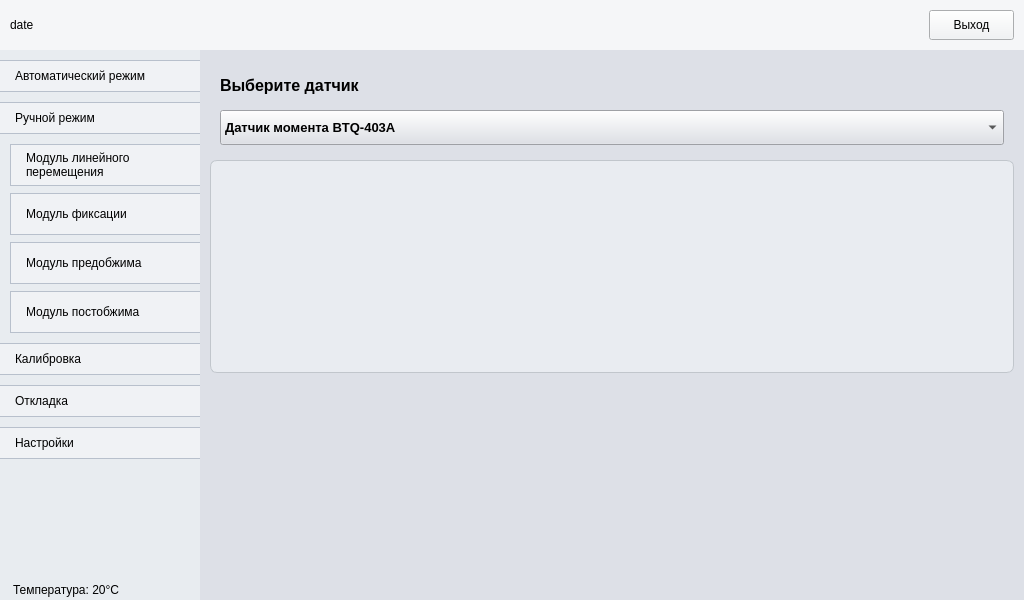
petlitsky/rozovproject, file main.ui: the form before one commit.
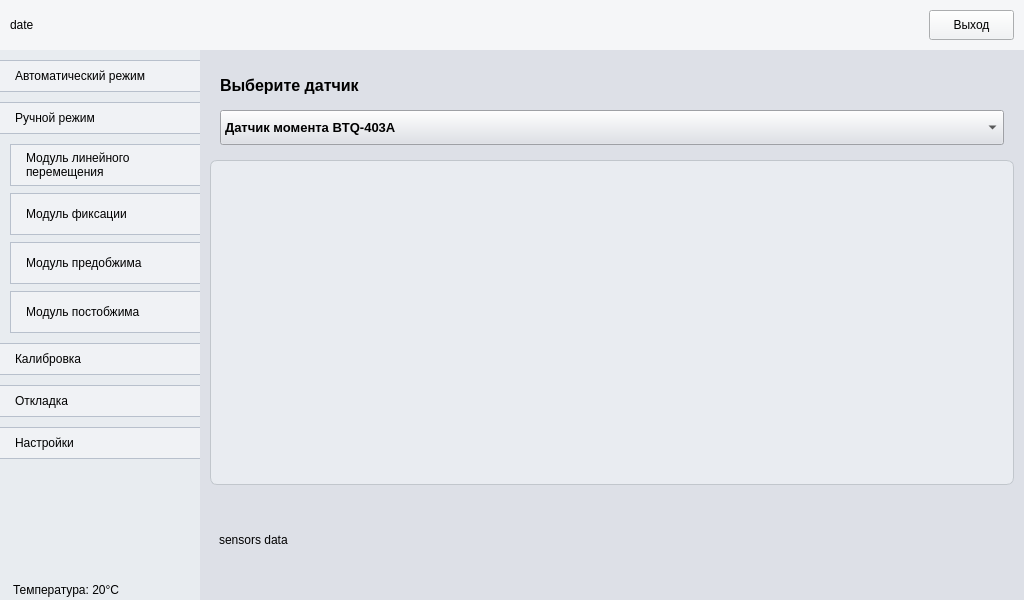
The form after the commit. Icons and pictures are not drawn.

```diff
--- a/main.ui
+++ b/main.ui
@@ -2325,7 +2325,29 @@
             </widget>
            </item>
            <item>
-            <widget class="QWidget" name="widget_13" native="true"/>
+            <widget class="QWidget" name="widget_13" native="true">
+             <property name="minimumSize">
+              <size>
+               <width>0</width>
+               <height>100</height>
+              </size>
+             </property>
+             <property name="maximumSize">
+              <size>
+               <width>16777215</width>
+               <height>100</height>
+              </size>
+             </property>
+             <layout class="QVBoxLayout" name="verticalLayout_32">
+              <item>
+               <widget class="QLabel" name="lblSensData">
+                <property name="text">
+                 <string>sensors data</string>
+                </property>
+               </widget>
+              </item>
+             </layout>
+            </widget>
            </item>
           </layout>
          </widget>
```
Left out of the diff: 9 changed lines with no effect on the pictures.
